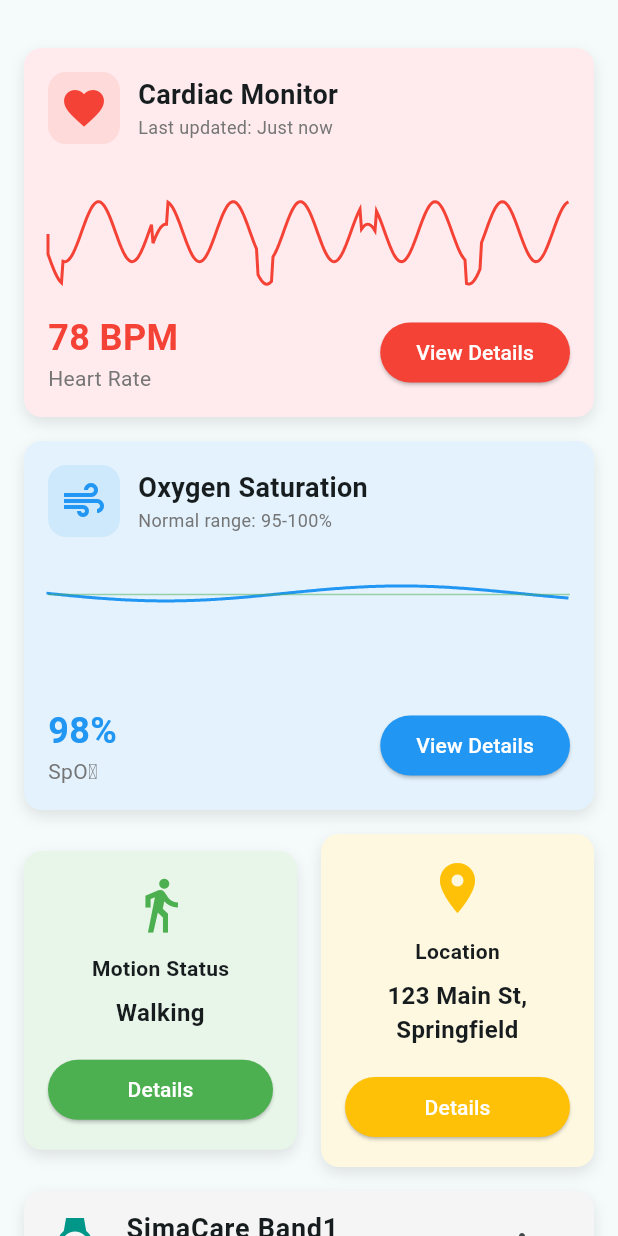
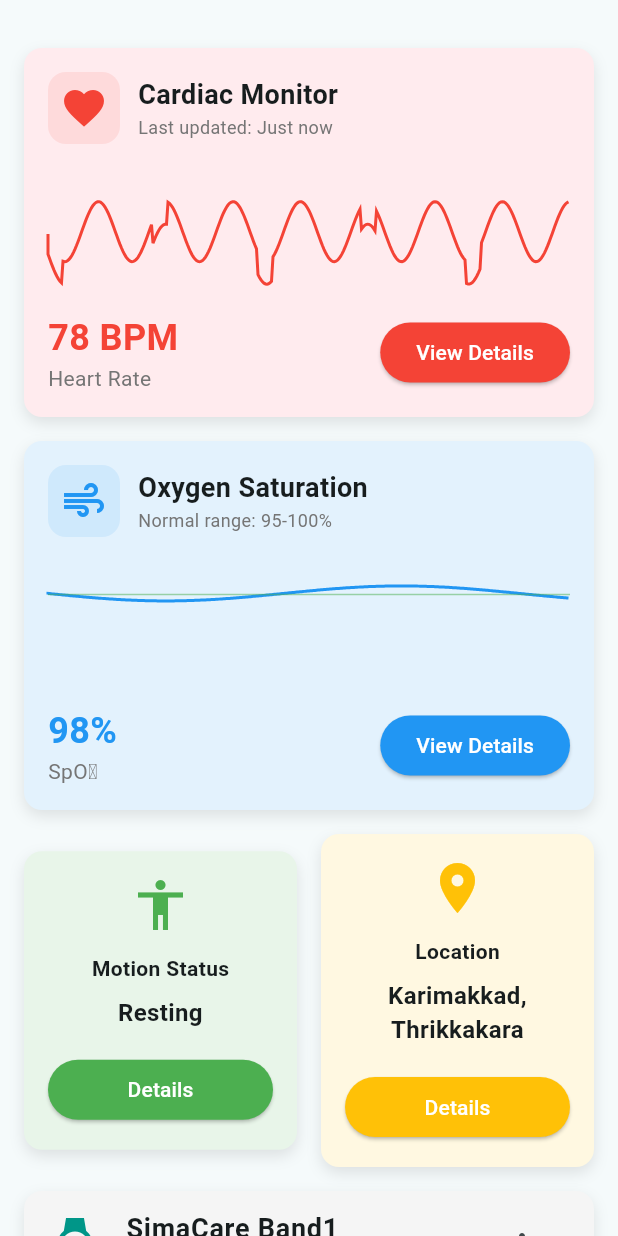
Before and after one commit to Sigmacare/sigmacare-android-app, a Flutter app: the HomePage screen opened directly, on a phone screen of 412 x 824 dp. Run offline on Flutter 3.47's test engine with Material 3 defaults, Android fonts, the phone set to English and light mode, and no system bars; our stand-ins replace flutter_dotenv, flutter_secure_storage, google_fonts, supabase_flutter, table_calendar; accounts and stored records are empty; network calls fail.

Commit message:
Update UI

```diff
--- a/lib/pages/homepage/homepage.dart
+++ b/lib/pages/homepage/homepage.dart
@@ -16,15 +16,15 @@
 
 class _HomePageState extends State<HomePage> {
   // Patient data
-  String lastDiagnosticDate = "2025-03-21";
-  String bodyStatus = "Walking";
-  String location = "123 Main St, Springfield";
+  String lastDiagnosticDate = "2025-04-7";
+  String bodyStatus = "Resting";
+  String location = "Karimakkad, Thrikkakara";
   String batteryStatus = "85%";
 
   // Vitals
   int heartRate = 78;
   int oxygenLevel = 98;
-  String motionStatus = "Walking";
+  String motionStatus = "Resting";
 
   // Battery level
   double batteryLevel = 0.85;
```
Also changed, not shown: lib/pages/servicepage/servicepage.dart (+0 -42 lines).
